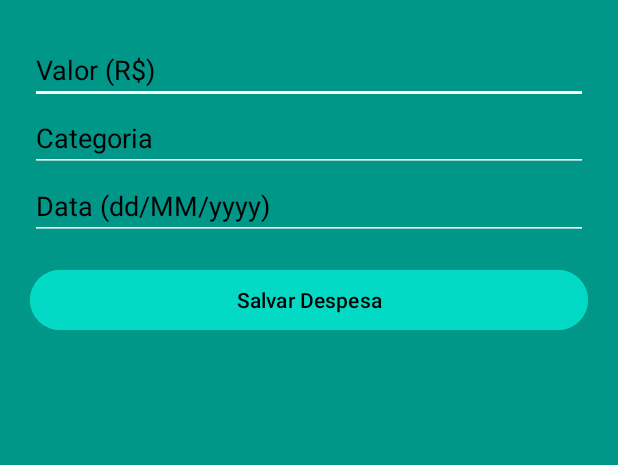
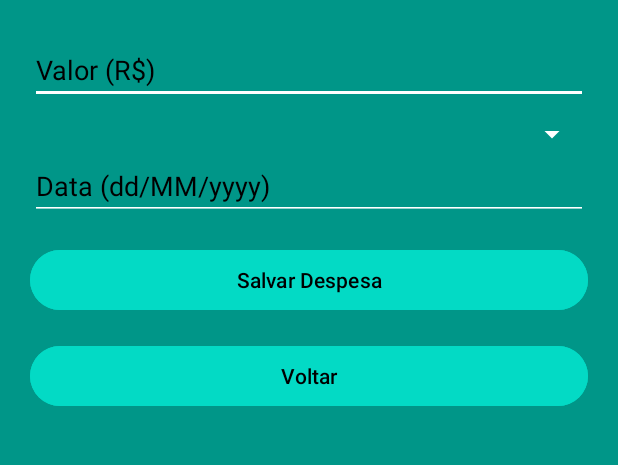
Before and after one commit to JSalesss/FinTrack, an Android app: the layout activity_edit.xml on its own in the app's theme, with its tools: preview values and no code run, on a phone screen of 412 x 824 dp, the part 150-615 px from its top. Run offline under Robolectric (Android 15) with nearby library versions, the phone set to English and light mode, and no system bars.

Commit message:
Atualização de categorias e criação de botões com funcionalidades

```diff
--- a/app/src/main/java/com/joao/fintrack/view/MainActivity.java
+++ b/app/src/main/java/com/joao/fintrack/view/MainActivity.java
@@ -34,6 +34,11 @@ public class MainActivity extends Activity {
         findViewById(R.id.btnAdicionar).setOnClickListener(v -> {
             startActivity(new Intent(this, EditActivity.class));
         });
+
+        findViewById(R.id.btnResumo).setOnClickListener(v -> {
+            startActivity(new Intent(this, ResumoActivity.class));
+        });
+
 
         listView.setOnItemClickListener((adapterView, view, i, l) -> {
             Despesa d = lista.get(i);
--- a/app/src/main/res/layout/activity_edit.xml
+++ b/app/src/main/res/layout/activity_edit.xml
@@ -25,15 +25,15 @@
         android:backgroundTint="#FFFFFF"
         android:inputType="numberDecimal" />
 
-    <EditText
-        android:id="@+id/edtCategoria"
+    <Spinner
+        android:id="@+id/spinnerCategoria"
         android:layout_width="match_parent"
         android:layout_height="wrap_content"
-        android:hint="Categoria"
-        android:textColorHint="#000000"
-        android:textColor="#FFFFFF"
         android:backgroundTint="#FFFFFF"
-        android:inputType="text" />
+        android:spinnerMode="dropdown"
+        android:popupBackground="#FFFFFF"
+        android:layout_marginTop="8dp"/>
+
 
     <EditText
         android:id="@+id/edtData"
@@ -53,4 +53,14 @@
         android:layout_marginTop="16dp"
         android:backgroundTint="#03DAC5"
         android:textColor="#000000"/>
+
+    <Button
+        android:id="@+id/btnVoltar"
+        android:layout_width="match_parent"
+        android:layout_height="wrap_content"
+        android:text="Voltar"
+        android:layout_marginTop="16dp"
+        android:backgroundTint="#03DAC5"
+        android:textColor="#000000"/>
+
 </LinearLayout>
```
Also changed, not shown: app/src/main/java/com/joao/fintrack/view/EditActivity.java (+77 -8 lines), app/src/main/java/com/joao/fintrack/view/ResumoActivity.java (+8 -1 lines), app/src/main/res/layout/activity_main.xml (+10 -2 lines), app/src/main/res/layout/activity_resumo.xml (+13 -2 lines).
